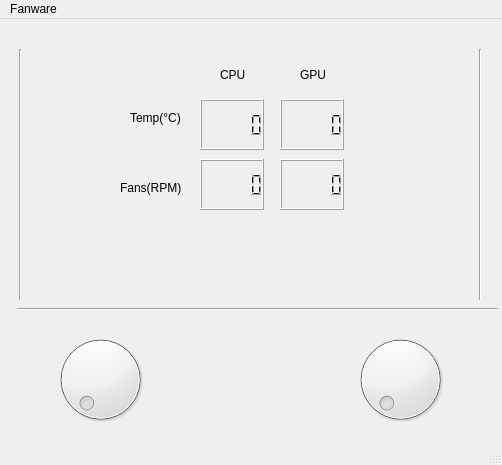
The window that untitled/mainwindow.ui (madhavpcm/DellG5SE-Fan-Linux) describes before a commit, drawn with Qt 5.
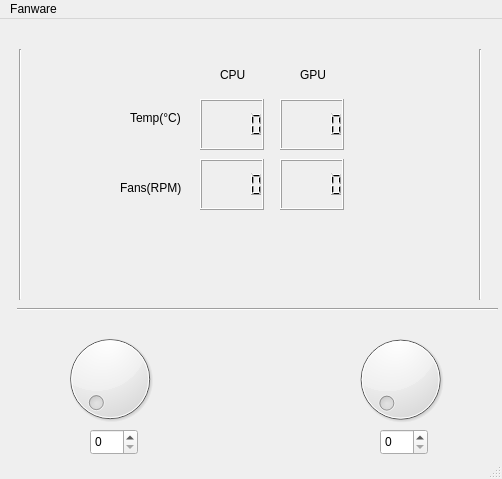
The same window after the commit. Icons and pictures are not drawn. Custom widgets are drawn as their Qt base class.

Commit message: working on custom dial

Diff of the .ui file:
```diff
--- a/untitled/mainwindow.ui
+++ b/untitled/mainwindow.ui
@@ -7,7 +7,7 @@
     <x>0</x>
     <y>0</y>
     <width>502</width>
-    <height>465</height>
+    <height>479</height>
    </rect>
   </property>
   <property name="windowTitle">
@@ -195,10 +195,10 @@
    <widget class="QDial" name="dial_cpu">
     <property name="geometry">
      <rect>
-      <x>10</x>
+      <x>60</x>
       <y>310</y>
-      <width>181</width>
-      <height>101</height>
+      <width>100</width>
+      <height>100</height>
      </rect>
     </property>
     <property name="styleSheet">
@@ -221,6 +221,29 @@
      <number>255</number>
     </property>
    </widget>
+   <widget class="QSpinBox" name="cpu_val">
+    <property name="geometry">
+     <rect>
+      <x>90</x>
+      <y>410</y>
+      <width>48</width>
+      <height>26</height>
+     </rect>
+    </property>
+    <property name="maximum">
+     <number>255</number>
+    </property>
+   </widget>
+   <widget class="QSpinBox" name="gpu_val">
+    <property name="geometry">
+     <rect>
+      <x>380</x>
+      <y>410</y>
+      <width>48</width>
+      <height>26</height>
+     </rect>
+    </property>
+   </widget>
   </widget>
   <widget class="QMenuBar" name="menubar">
    <property name="geometry">
@@ -253,8 +276,13 @@
    </property>
   </action>
  </widget>
- <resources>
-  <include location="res/res.qrc"/>
- </resources>
+ <customwidgets>
+  <customwidget>
+   <class>CustomDial</class>
+   <extends>QDial</extends>
+   <header>CustomDial.h</header>
+  </customwidget>
+ </customwidgets>
+ <resources/>
  <connections/>
 </ui>
```
Left out of the diff: 9 changed lines with no effect on the pictures. The commit also changes 12 other files.
